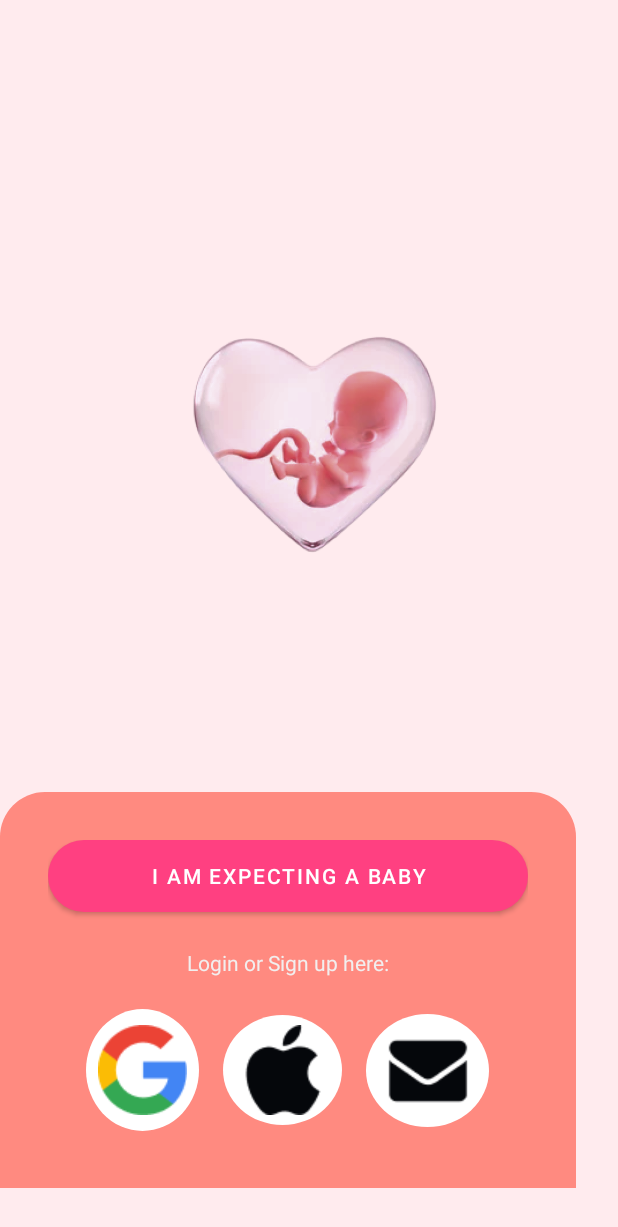
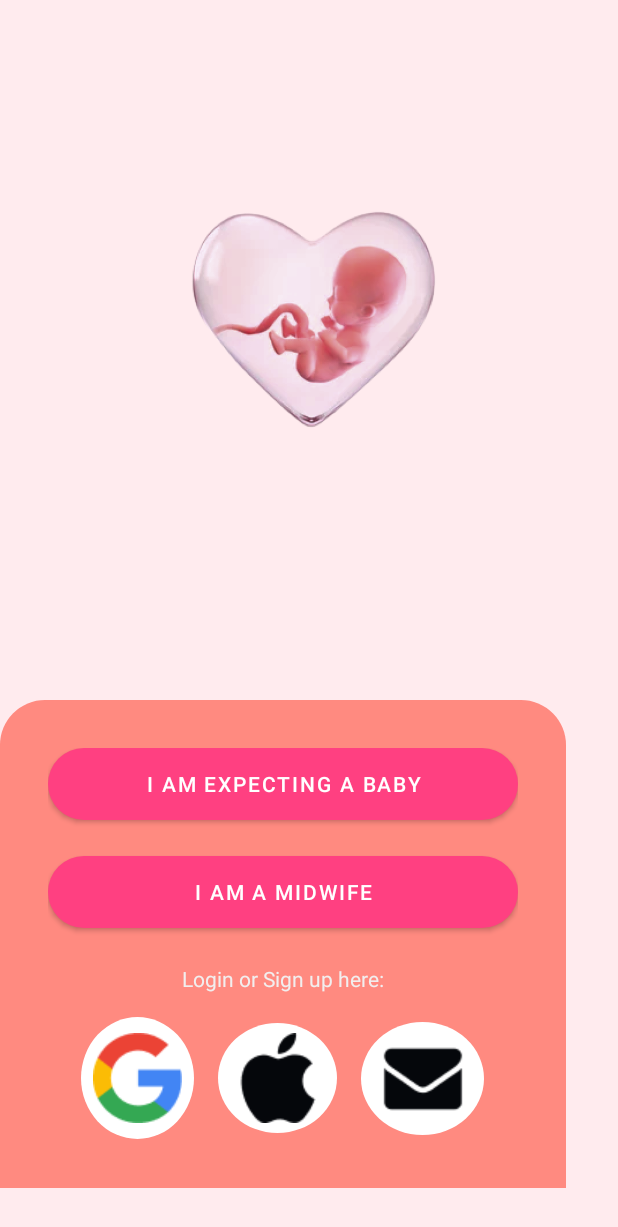
Before and after one commit to viranaga/PregaBoo, an Android app: the LoginActivity screen opened directly, with no data from a screen before it, on a phone screen of 412 x 824 dp. Shown: the top 1227 px of the screen. Run offline under Robolectric (Android 15) with nearby library versions, the phone set to English and light mode, and no system bars; our stand-ins replace Firebase (no records; nobody signed in at launch, a user with empty details on screens opened directly).

Commit message:
add midwife login

```diff
--- a/app/src/main/AndroidManifest.xml
+++ b/app/src/main/AndroidManifest.xml
@@ -18,9 +18,11 @@
         android:theme="@style/Theme.PregaBoo"
         tools:targetApi="31">
         <activity
+            android:name=".views.MidwifeLogin"
+            android:exported="false" />
+        <activity
             android:name=".views.GoogleSigningLocation"
-            android:exported="false" />
-        <!-- Firebase services metadata -->
+            android:exported="false" /> <!-- Firebase services metadata -->
         <meta-data
             android:name="com.google.firebase.analytics.APP_ID"
             android:value="@string/google_app_id" />
--- a/app/src/main/res/layout/activity_login.xml
+++ b/app/src/main/res/layout/activity_login.xml
@@ -13,13 +13,14 @@
         android:src="@drawable/img"
         app:layout_constraintBottom_toBottomOf="parent"
         app:layout_constraintEnd_toEndOf="parent"
+        app:layout_constraintHorizontal_bias="0.497"
         app:layout_constraintStart_toStartOf="parent"
         app:layout_constraintTop_toTopOf="parent"
-        app:layout_constraintVertical_bias="0.3" />
+        app:layout_constraintVertical_bias="0.167" />
 
     <LinearLayout
-        android:layout_width="384dp"
-        android:layout_height="264dp"
+        android:layout_width="377dp"
+        android:layout_height="325dp"
         android:layout_marginBottom="32dp"
         android:background="@drawable/rounded_corner_background"
         android:orientation="vertical"
@@ -34,6 +35,15 @@
             android:layout_marginBottom="24dp"
             android:background="@drawable/rounded_button_white"
             android:text="I AM EXPECTING A BABY"
+            android:textColor="@color/white" />
+
+        <Button
+            android:id="@+id/buttonExpecting2"
+            android:layout_width="match_parent"
+            android:layout_height="wrap_content"
+            android:layout_marginBottom="24dp"
+            android:background="@drawable/rounded_button_white"
+            android:text="I AM A MIDWIFE"
             android:textColor="@color/white" />
 
         <TextView
```
Also changed, not shown: app/src/main/java/com/example/pregaboo/views/LoginActivity.java (+36 -41 lines), app/src/main/java/com/example/pregaboo/views/MidwifeLogin.java (added, +14 -0 lines), app/src/main/res/layout/activity_midwife_login.xml (added, +70 -0 lines).
